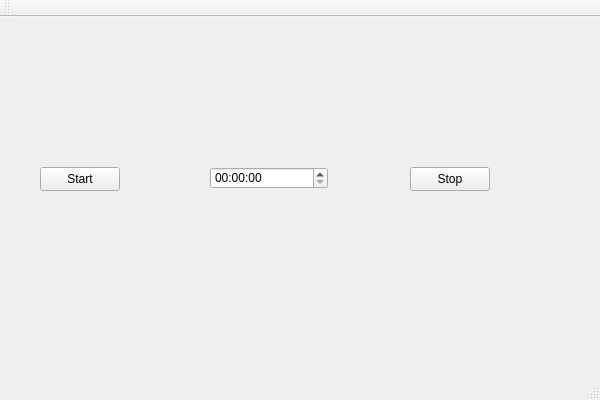
Above: TaskTracker/ui/tasktracker.ui from franq200/TaskTracker before the change. Below: the same form after it.
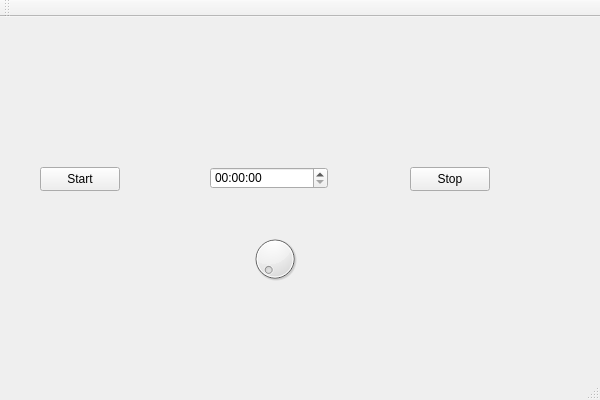
That is the form after the change.

Diff of the .ui file:
```diff
--- a/TaskTracker/ui/tasktracker.ui
+++ b/TaskTracker/ui/tasktracker.ui
@@ -50,6 +50,16 @@
      </rect>
     </property>
    </widget>
+   <widget class="QDial" name="dial">
+    <property name="geometry">
+     <rect>
+      <x>250</x>
+      <y>210</y>
+      <width>50</width>
+      <height>64</height>
+     </rect>
+    </property>
+   </widget>
   </widget>
   <widget class="QMenuBar" name="menuBar">
    <property name="geometry">
```
